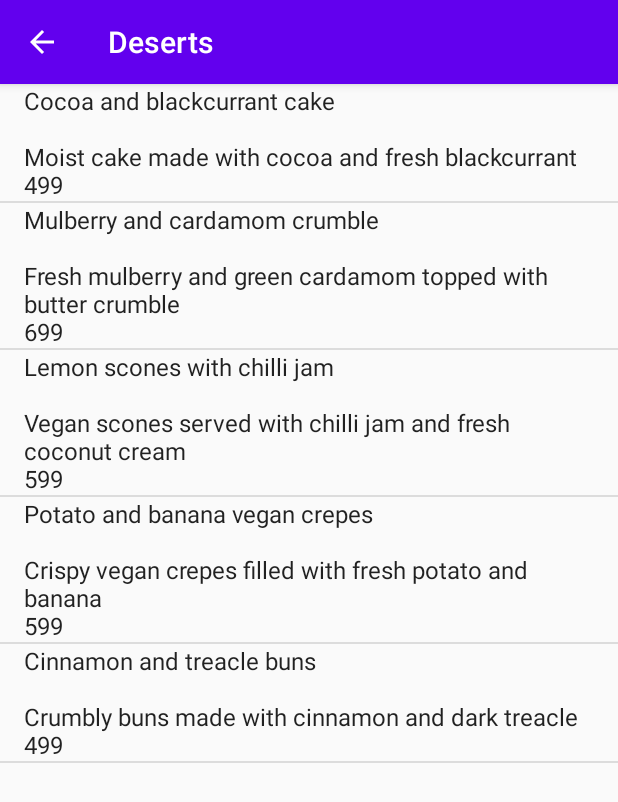
After one commit to marbysneaker/RestaurantApp, an Android app: the DesertsActivity screen opened directly, with no data from a screen before it, on a phone screen of 412 x 824 dp. The commit adds this screen. Shown: the top 802 px of the screen. Run offline under Robolectric (Android 15) with nearby library versions, the phone set to English and light mode, and no system bars.

Commit message:
finish desert

```diff
--- /dev/null
+++ b/app/src/main/java/com/example/restaurantdeveloper/DesertsActivity.java
@@ -0,0 +1,31 @@
+package com.example.restaurantdeveloper;
+
+import androidx.appcompat.app.AppCompatActivity;
+
+import android.os.Bundle;
+import android.widget.Adapter;
+import android.widget.ArrayAdapter;
+import android.widget.ListView;
+
+public class DesertsActivity extends AppCompatActivity {
+
+    @Override
+    protected void onCreate(Bundle savedInstanceState) {
+        super.onCreate(savedInstanceState);
+        setContentView(R.layout.activity_deserts);
+
+        ListView desertList = findViewById(R.id.list_view_card);
+
+        Dish [] desertDish = {
+                new Dish("Cocoa and blackcurrant cake", "Moist cake made with cocoa and fresh blackcurrant", 499),
+                new Dish("Mulberry and cardamom crumble", "Fresh mulberry and green cardamom topped with butter crumble", 699),
+                new Dish("Lemon scones with chilli jam", "Vegan scones served with chilli jam and fresh coconut cream", 599),
+                new Dish("Potato and banana vegan crepes", "Crispy vegan crepes filled with fresh potato and banana", 599),
+                new Dish("Cinnamon and treacle buns", "Crumbly buns made with cinnamon and dark treacle", 499),
+        };
+
+        ArrayAdapter<Dish> desertAdapter = new ArrayAdapter<>(this, android.R.layout.simple_list_item_1,desertDish);
+        desertList.setAdapter(desertAdapter);
+
+    }
+}
--- /dev/null
+++ b/app/src/main/res/layout/activity_deserts.xml
@@ -0,0 +1,13 @@
+<?xml version="1.0" encoding="utf-8"?>
+<LinearLayout android:layout_width="match_parent"
+    android:layout_height="match_parent"
+    xmlns:android="http://schemas.android.com/apk/res/android"
+    android:gravity="center"
+    android:orientation="vertical">
+
+    <ListView
+        android:id="@+id/list_view_card"
+        android:layout_width="match_parent"
+        android:layout_height="match_parent"/>
+
+</LinearLayout>
```
Also changed, not shown: app/src/main/AndroidManifest.xml (+12 -6 lines), app/src/main/java/com/example/restaurantdeveloper/MainActivity.java (+11 -0 lines), app/src/main/res/layout/activity_main.xml (+35 -0 lines), 1 other file.
